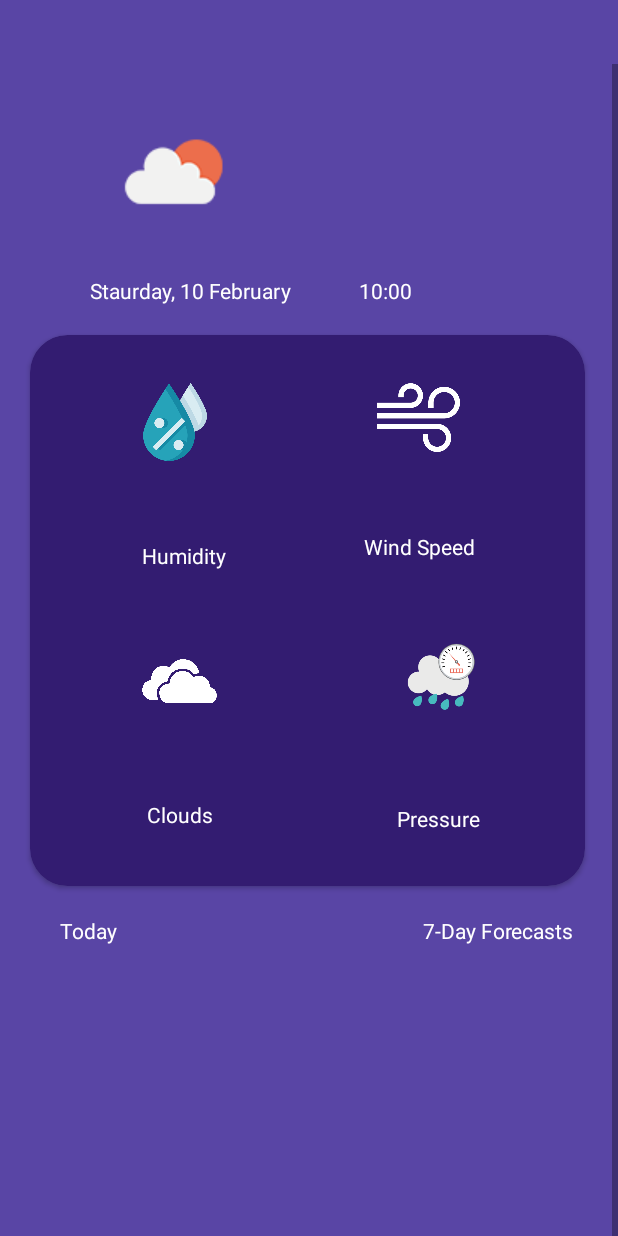
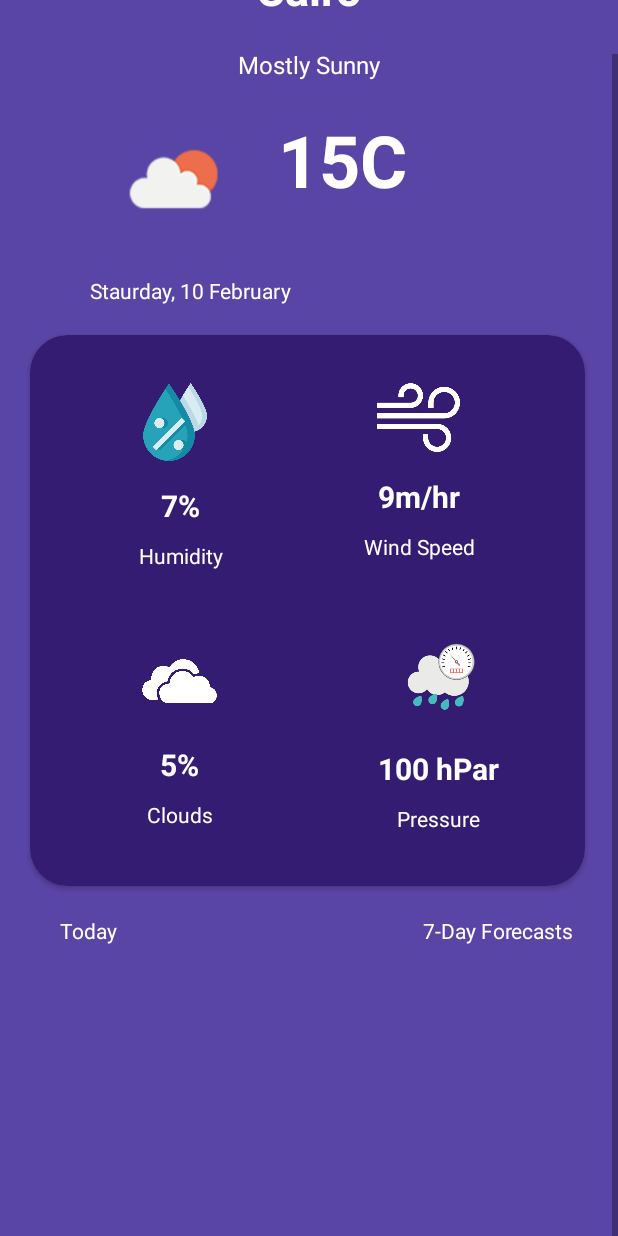
Before and after one commit to MohamedEssamAbdu-allah/Weatherly, an Android app: the layout fragment_home.xml on its own in the app's theme, with its tools: preview values and no code run, on a phone screen of 412 x 824 dp. Run offline under Robolectric (Android 15) with nearby library versions, the phone set to English and light mode, and no system bars; network calls fail.

Commit message:
added hourly details to home screen

```diff
--- a/app/build.gradle
+++ b/app/build.gradle
@@ -2,6 +2,7 @@ plugins {
     id 'com.android.application'
     id 'org.jetbrains.kotlin.android'
     id 'androidx.navigation.safeargs'
+    id 'kotlin-kapt'
 }
 
 android {
--- a/app/src/main/java/com/example/weatherly/model/Repository.kt
+++ b/app/src/main/java/com/example/weatherly/model/Repository.kt
@@ -22,4 +22,8 @@ class Repository private constructor(private val remoteSource: RemoteSource) : R
     override suspend fun getHourlyWeatherData(units: String): List<Hourly> {
         return remoteSource.getHourlyWeather(31.104994885376325,29.775266209000975, units, Constants.API_KEY)
     }
+
+    override suspend fun getWeatherModelData(units: String): WeatherModel {
+        return remoteSource.getWeatherModel(31.104994885376325,29.775266209000975, units, Constants.API_KEY)
+    }
 }
--- a/app/src/main/java/com/example/weatherly/model/RepositoryInterface.kt
+++ b/app/src/main/java/com/example/weatherly/model/RepositoryInterface.kt
@@ -3,4 +3,5 @@ package com.example.weatherly.model
 interface RepositoryInterface {
     suspend fun getWeatherData(units:String) : Current
     suspend fun getHourlyWeatherData(units:String) : List<Hourly>
+    suspend fun getWeatherModelData(units:String) : WeatherModel
 }
--- a/app/src/main/java/com/example/weatherly/ui/home/HomeClickListener.kt
+++ b/app/src/main/java/com/example/weatherly/ui/home/HomeClickListener.kt
@@ -1,4 +1,7 @@
 package com.example.weatherly.ui.home
 
+import com.example.weatherly.model.Hourly
+
 interface HomeClickListener {
+    fun onHourClicked(hourly: Hourly)
 }
--- a/app/src/main/java/com/example/weatherly/utils/SettingsSetup.kt
+++ b/app/src/main/java/com/example/weatherly/utils/SettingsSetup.kt
@@ -12,7 +12,7 @@ class SettingsSetup private constructor(units: Units) {
         else -> Constants.UNITS_STANDARD
     }
 
-    val windSpeed = when(units){
+    val windSpeedUnit = when(units){
         Units.METRIC -> Constants.METER_SEC
         Units.IMPERIAL -> Constants.MILES_HOUR
         else -> Constants.METER_SEC
--- a/app/src/main/res/layout/fragment_home.xml
+++ b/app/src/main/res/layout/fragment_home.xml
@@ -13,6 +13,15 @@
         <variable
             name="settings"
             type="com.example.weatherly.utils.SettingsSetup" />
+        <variable
+            name="hourlyAdapterBinding"
+            type="com.example.weatherly.ui.home.HomeAdapter" />
+        <variable
+            name="homeViewModel"
+            type="com.example.weatherly.ui.home.HomeViewModel" />
+        <variable
+            name="weatherDetailsBinding"
+            type="com.example.weatherly.model.WeatherDetails" />
     </data>
 
     <androidx.constraintlayout.widget.ConstraintLayout
@@ -51,9 +60,10 @@
                     android:layout_height="wrap_content"
                     android:layout_gravity="center"
                     android:layout_marginTop="19dp"
-                    android:text="@{currentTime.weather.get(0).description}"
+                    android:text="@{weatherDetailsBinding.description}"
+                    tools:text="Mostly Sunny"
                     android:textColor="@color/white"
-                    android:textSize="14sp" />
+                    android:textSize="16sp" />
 
                 <LinearLayout
                     android:layout_width="match_parent"
@@ -63,8 +73,8 @@
 
                     <ImageView
                         android:id="@+id/weather_icon"
-                        android:layout_width="wrap_content"
-                        android:layout_height="wrap_content"
+                        android:layout_width="100dp"
+                        android:layout_height="90dp"
                         android:layout_marginStart="65dp"
                         android:src="@drawable/test_icon" />
 
@@ -73,7 +83,8 @@
                         android:layout_width="wrap_content"
                         android:layout_height="wrap_content"
                         android:layout_marginLeft="20dp"
-                        android:text="@{currentTime.temp + settings.degreeSymbol}"
+                        android:text="@{String.valueOf(weatherDetailsBinding.temp) + settings.degreeSymbol}"
+                        tools:text="15C"
                         android:textColor="@color/white"
                         android:textSize="48sp"
                         android:textStyle="bold" />
@@ -99,7 +110,7 @@
                         android:layout_width="wrap_content"
                         android:layout_height="wrap_content"
                         android:layout_marginStart="42dp"
-                        android:text="10:00"
+                        android:text="@{weatherDetailsBinding.dt}"
                         android:textColor="@color/white" />
                 </LinearLayout>
 
@@ -131,7 +142,8 @@
                             android:layout_width="wrap_content"
                             android:layout_height="wrap_content"
                             android:layout_marginTop="16dp"
-                            android:text="@{String.valueOf(currentTime.humidity)+'%'}"
+                            android:text="@{String.valueOf(weatherDetailsBinding.humidity)+'%'}"
+                            tools:text="7%"
                             android:textColor="@color/white"
                             android:textSize="20sp"
                             android:textStyle="bold"
@@ -165,7 +177,8 @@
                             android:layout_width="wrap_content"
                             android:layout_height="wrap_content"
                             android:layout_marginTop="16dp"
-                            android:text="@{String.valueOf(currentTime.wind_speed) + ' ' +settings.windSpeed}"
+                            android:text="@{String.valueOf(weatherDetailsBinding.windSpeed) + ' ' +settings.windSpeedUnit}"
+                            tools:text ="9m/hr"
                             android:textColor="@color/white"
                             android:textSize="20sp"
                             android:textStyle="bold"
@@ -200,7 +213,8 @@
                             android:layout_width="wrap_content"
                             android:layout_height="wrap_content"
                             android:layout_marginTop="18dp"
-                            android:text="@{String.valueOf(currentTime.clouds) + '%'}"
+                            android:text="@{String.valueOf(weatherDetailsBinding.clouds) + '%'}"
+                            tools:text="5%"
                             android:textColor="@color/white"
                             android:textSize="20sp"
                             android:textStyle="bold"
@@ -234,7 +248,8 @@
                             android:layout_width="wrap_content"
                             android:layout_height="wrap_content"
                             android:layout_marginTop="8dp"
-                            android:text="@{currentTime.pressure + ` hPar`}"
+                            android:text="@{weatherDetailsBinding.pressure + ` hPar`}"
+                            tools:text ="100 hPar"
                             android:textColor="@color/white"
                             android:textSize="20sp"
                             android:textStyle="bold"
@@ -290,6 +305,7 @@
                         android:layout_height="match_parent"
                         android:orientation="horizontal"
                         app:layoutManager="androidx.recyclerview.widget.LinearLayoutManager"
+                        android:adapter="@{hourlyAdapterBinding}"
                         app:layout_constraintBottom_toBottomOf="parent"
                         app:layout_constraintEnd_toEndOf="parent"
                         app:layout_constraintStart_toStartOf="parent"
```
Also changed, not shown: app/src/main/java/com/example/weatherly/model/WeatherDetails.kt (added, +53 -0 lines), app/src/main/java/com/example/weatherly/network/RemoteSource.kt (+8 -0 lines), app/src/main/java/com/example/weatherly/network/RetrofitClient.kt (+10 -0 lines), app/src/main/java/com/example/weatherly/ui/home/HomeAdapter.kt (+9 -6 lines), app/src/main/java/com/example/weatherly/ui/home/HomeFragment.kt (+16 -38 lines), app/src/main/java/com/example/weatherly/ui/home/HomeViewModel.kt (+10 -39 lines), app/src/main/res/layout/hourly_cardview.xml (+19 -6 lines).
